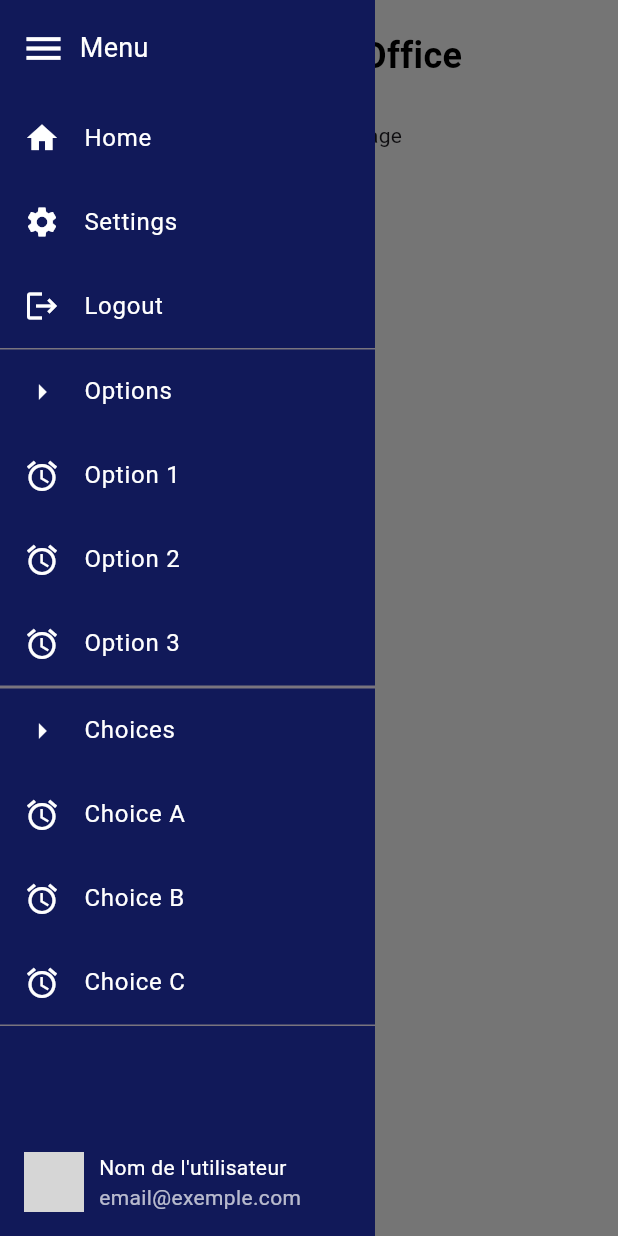
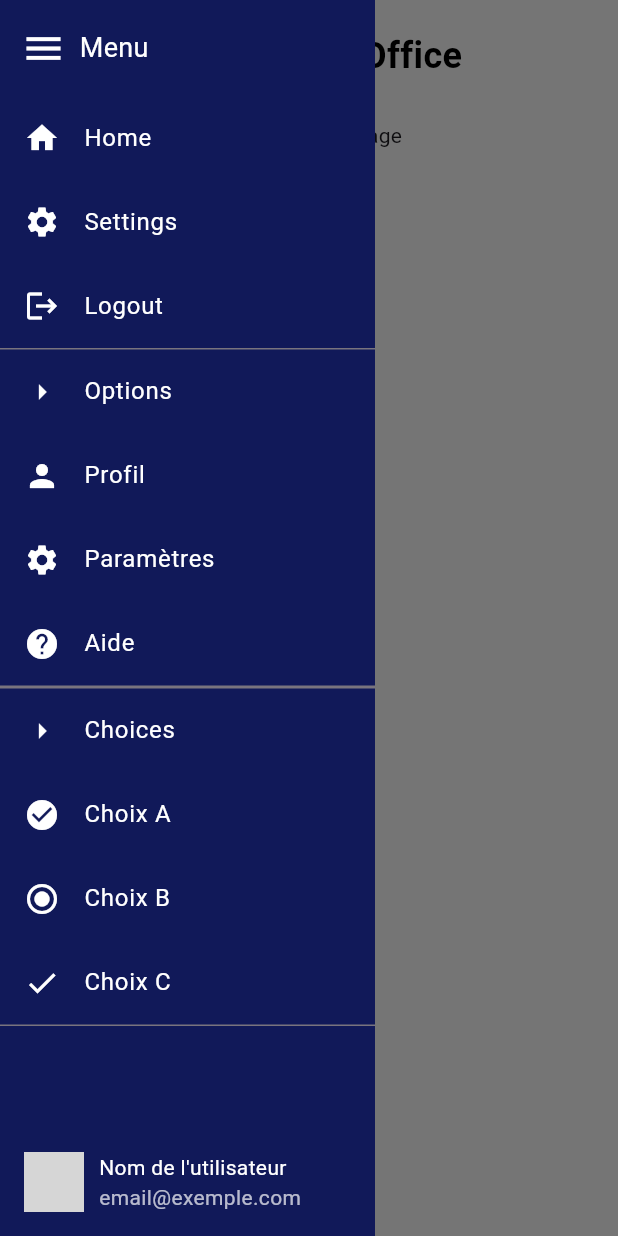
Before and after one commit to GaetanPe/GeniusBackOffice, a Flutter app: the screen it shows after launch, after a tap on the "menu" icon, after a tap on "Options", after a tap on "Choices", on a phone screen of 412 x 824 dp. Run offline on Flutter 3.47's test engine with Material 3 defaults, Android fonts, the phone set to English and light mode, and no system bars; grey boxes are pictures that could not be loaded.

Commit message:
add ItemLisTile

```diff
--- /dev/null
+++ b/lib/pages/ItemListTile.dart
@@ -0,0 +1,8 @@
+import 'package:flutter/material.dart';
+
+class ItemListTile {
+  final String name;
+  final IconData icon;
+
+  ItemListTile({required this.name, required this.icon});
+}
--- a/lib/pages/customExpensionTile.dart
+++ b/lib/pages/customExpensionTile.dart
@@ -1,40 +1,40 @@
 import 'package:flutter/material.dart';
-
+import 'ItemListTile.dart';
 
 class CustomExpansionTile extends StatelessWidget {
   final String title;
-  final List<String> options;
+  final List<ItemListTile> items;
   final bool isCollapsed;
 
   const CustomExpansionTile({
     Key? key,
     required this.title,
-    required this.options,
+    required this.items,  // Liste flexible
     required this.isCollapsed,
   }) : super(key: key);
 
   @override
   Widget build(BuildContext context) {
     return ExpansionTile(
-      leading: const Icon(Icons.arrow_right, color: Colors.white), // Icône principale pour l'ExpansionTile
+      leading: const Icon(Icons.arrow_right, color: Colors.white),
       title: isCollapsed
-          ? const SizedBox.shrink()  // Cache le titre quand isCollapsed est true
+          ? const SizedBox.shrink()
           : Text(
               title,
               style: const TextStyle(color: Colors.white),
             ),
-      trailing: const SizedBox.shrink(), // Supprime la flèche à droite
-      children: options.map((String option) {
+      trailing: const SizedBox.shrink(),
+      children: items.map((ItemListTile item) {
         return ListTile(
-          leading: const Icon(Icons.access_alarm, color: Colors.white), // Icône pour chaque option interne
+          leading: Icon(item.icon, color: Colors.white),  // Icône personnalisée
           title: isCollapsed
-              ? const SizedBox.shrink()  // Cache le texte de chaque option si isCollapsed est true
+              ? const SizedBox.shrink()
               : Text(
-                  option,
+                  item.name,  // Nom personnalisé
                   style: const TextStyle(color: Colors.white),
                 ),
           onTap: () {
-            // Action pour chaque option
+            // Action personnalisée pour chaque item
           },
         );
       }).toList(),
--- a/lib/pages/custom_drawer.dart
+++ b/lib/pages/custom_drawer.dart
@@ -2,6 +2,7 @@ import 'package:flutter/material.dart';
 import 'customListTile.dart';
 import 'customExpensionTile.dart';
 import 'UserProfileWidget.dart';
+import 'ItemListTile.dart';  // Importation de MenuItem
 
 class CustomDrawer extends StatefulWidget {
   final bool isCollapsed;
@@ -45,14 +46,23 @@ class CustomDrawerState extends State<CustomDrawer> {
                   label: 'Logout',
                   isCollapsed: widget.isCollapsed,
                 ),
+                // Utilisation d'une seule structure pour options et choices
                 CustomExpansionTile(
-                  title: 'Options',
-                  options: ['Option 1', 'Option 2', 'Option 3'],
+                  title: 'Options ',
+                  items: [
+                    ItemListTile(name: 'Profil', icon: Icons.person),
+                    ItemListTile(name: 'Paramètres', icon: Icons.settings),
+                    ItemListTile(name: 'Aide', icon: Icons.help),
+                  ],
                   isCollapsed: widget.isCollapsed,
                 ),
                 CustomExpansionTile(
-                  title: 'Choices',
-                  options: ['Choice A', 'Choice B', 'Choice C'],
+                  title: 'Choices ',
+                  items: [
+                    ItemListTile(name: 'Choix A', icon: Icons.check_circle),
+                    ItemListTile(name: 'Choix B', icon: Icons.radio_button_checked),
+                    ItemListTile(name: 'Choix C', icon: Icons.done),
+                  ],
                   isCollapsed: widget.isCollapsed,
                 ),
               ],
```
